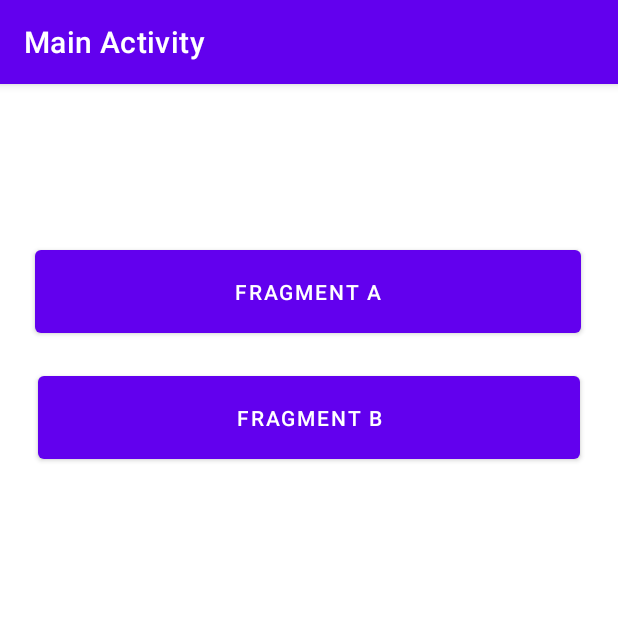
After one commit to domztrey530/Android-Dela-Rita-Dominic-Nicko-B., an Android app: the MainFrag screen opened directly, with no data from a screen before it, on a phone screen of 412 x 824 dp, the top half of it. The commit adds this screen. Run offline under Robolectric (Android 15) with nearby library versions, the phone set to English and light mode, and no system bars; 1 statement that could not run was skipped.

Commit message:
FRAG ACTIVITY

```diff
--- a/app/src/main/AndroidManifest.xml
+++ b/app/src/main/AndroidManifest.xml
@@ -11,6 +11,9 @@
         android:supportsRtl="true"
         android:theme="@style/Theme.MainActivity"
         tools:targetApi="31">
+        <activity
+            android:name=".MainFrag"
+            android:exported="false" />
         <activity
             android:name=".ListActivity"
             android:exported="false" />
--- /dev/null
+++ b/app/src/main/java/com/example/mainactivity/MainFrag.java
@@ -0,0 +1,39 @@
+package com.example.mainactivity;
+
+import androidx.appcompat.app.AppCompatActivity;
+import androidx.fragment.app.FragmentManager;
+import androidx.fragment.app.FragmentTransaction;
+
+import android.os.Bundle;
+import android.app.Fragment;
+//import android.app.FragmentManager;
+//import android.app.FragmentTransaction;
+
+import android.os.Bundle;
+import android.view.View;
+import android.widget.Button;
+
+public class MainFrag extends AppCompatActivity
+{
+
+    Button firstFragment, secondFragment;
+
+
+    @Override
+    protected void onCreate(Bundle savedInstanceState)
+    {
+        super.onCreate(savedInstanceState);
+        setContentView(R.layout.activity_main_frag);
+
+        firstFragment = (Button) findViewById(R.id.FragmentA);
+        secondFragment = (Button) findViewById(R.id.FragmentB);
+
+        firstFragment.setOnClickListener(new View.OnClickListener()
+            {
+            @Override
+            public void onClick(View v) {
+
+            });
+        }
+    }
+}
--- /dev/null
+++ b/app/src/main/res/layout/activity_main_frag.xml
@@ -0,0 +1,31 @@
+<?xml version="1.0" encoding="utf-8"?>
+<androidx.constraintlayout.widget.ConstraintLayout xmlns:android="http://schemas.android.com/apk/res/android"
+    xmlns:app="http://schemas.android.com/apk/res-auto"
+    xmlns:tools="http://schemas.android.com/tools"
+    android:layout_width="match_parent"
+    android:layout_height="match_parent"
+    tools:context=".MainFrag">
+
+    <Button
+        android:id="@+id/FragmentA"
+        android:layout_width="364dp"
+        android:layout_height="67dp"
+        android:text="FRAGMENT A"
+        app:layout_constraintBottom_toBottomOf="parent"
+        app:layout_constraintEnd_toEndOf="parent"
+        app:layout_constraintHorizontal_bias="0.489"
+        app:layout_constraintStart_toStartOf="parent"
+        app:layout_constraintTop_toTopOf="parent"
+        app:layout_constraintVertical_bias="0.149" />
+
+    <Button
+        android:id="@+id/FragmentB"
+        android:layout_width="361dp"
+        android:layout_height="67dp"
+        android:text="FRAGMENT B"
+        app:layout_constraintBottom_toBottomOf="parent"
+        app:layout_constraintEnd_toEndOf="parent"
+        app:layout_constraintStart_toStartOf="parent"
+        app:layout_constraintTop_toTopOf="parent"
+        app:layout_constraintVertical_bias="0.269" />
+</androidx.constraintlayout.widget.ConstraintLayout>
--- a/app/src/main/res/values/strings.xml
+++ b/app/src/main/res/values/strings.xml
@@ -1,3 +1,5 @@
 <resources>
     <string name="app_name">Main Activity</string>
+    <!-- TODO: Remove or change this placeholder text -->
+    <string name="hello_blank_fragment">Hello blank fragment</string>
 </resources>
```
Also changed, not shown: app/src/main/java/com/example/mainactivity/FourthActivity.java (+12 -0 lines), app/src/main/java/com/example/mainactivity/FragmentA.java (added, +64 -0 lines), app/src/main/java/com/example/mainactivity/FragmentB.java (added, +64 -0 lines), app/src/main/res/layout/activity_fourth.xml (+12 -0 lines), app/src/main/res/layout/fragment_a.xml (added, +14 -0 lines), app/src/main/res/layout/fragment_b.xml (added, +14 -0 lines).
